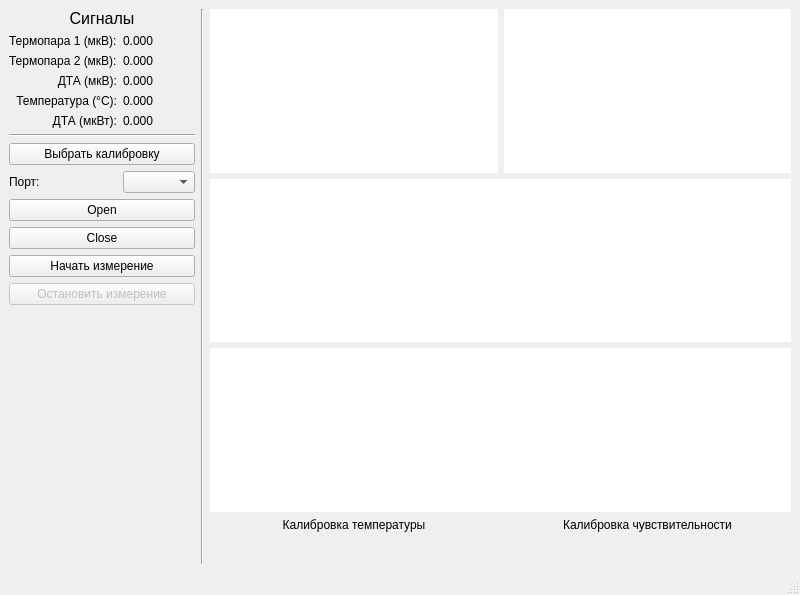
Before: the Qt Designer form ui/src/MainWindow.ui in ioyurev/fusion-collection, drawn with Qt 5.
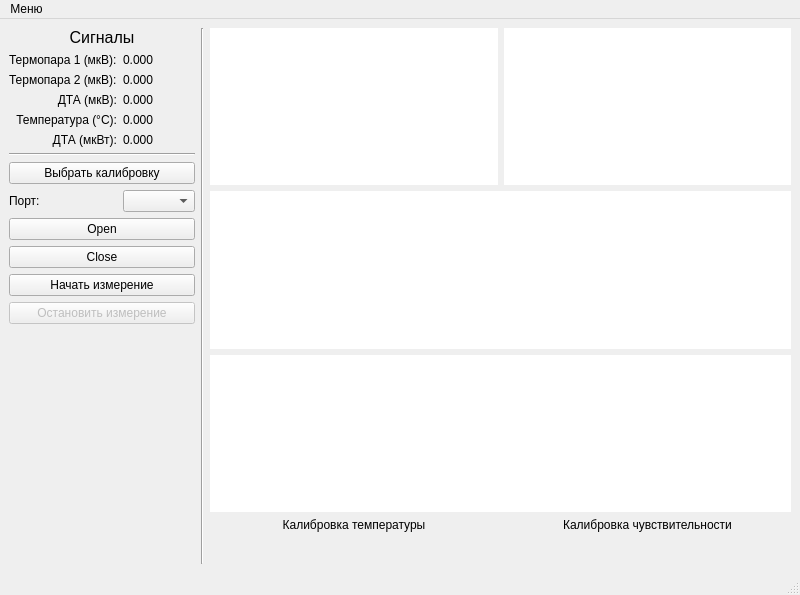
After: the same form once the commit is applied. Custom widgets are drawn as their Qt base class.

Commit message: Окно о программе.

Diff of the .ui file:
```diff
--- a/ui/src/MainWindow.ui
+++ b/ui/src/MainWindow.ui
@@ -271,6 +271,13 @@
      <height>22</height>
     </rect>
    </property>
+   <widget class="QMenu" name="menu">
+    <property name="title">
+     <string>Меню</string>
+    </property>
+    <addaction name="action_about"/>
+   </widget>
+   <addaction name="menu"/>
   </widget>
   <widget class="QStatusBar" name="statusbar"/>
  </widget>
```
Left out of the diff: 5 changed lines with no effect on the pictures. The commit also changes 2 other files.
